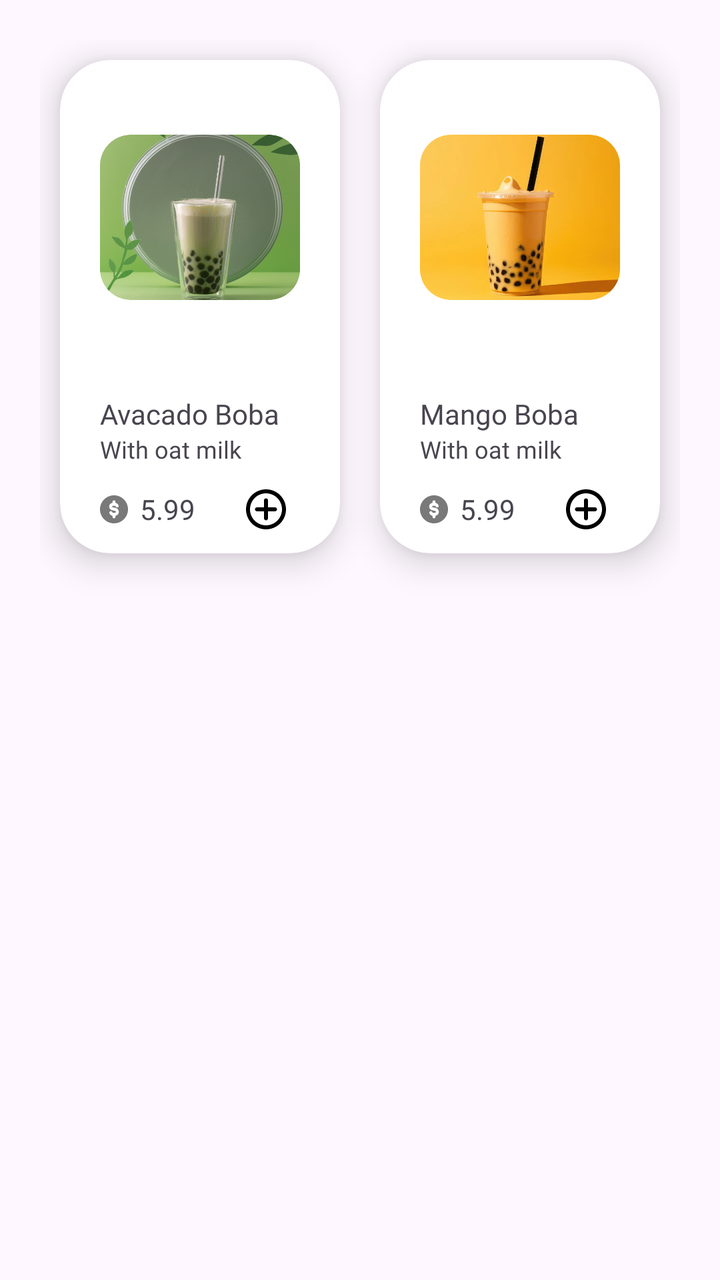
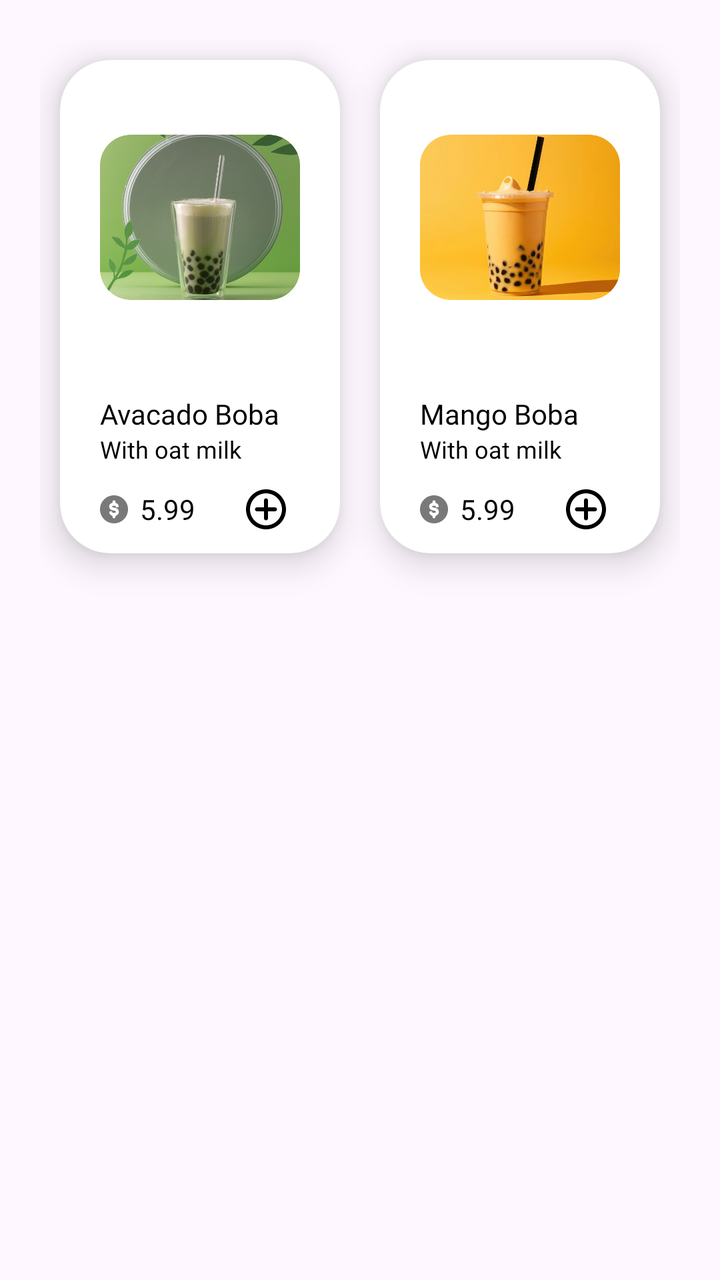

Compare the two renders of this Android layout. The source of the first and the diff that turns it into the second are given below.
<!-- AndroidManifest.xml: application theme Theme.Coffeeshop -->
<!-- res/layout/fragment_boba.xml -->
<?xml version="1.0" encoding="utf-8"?>
<RelativeLayout xmlns:android="http://schemas.android.com/apk/res/android"
    xmlns:tools="http://schemas.android.com/tools"
    xmlns:app="http://schemas.android.com/apk/res-auto"
    android:layout_width="match_parent"
    android:layout_height="match_parent"
    tools:context=".User.CoffeeFragments.BobaFragment">

    <ScrollView
        android:layout_width="match_parent"
        android:layout_height="match_parent"
        android:padding="20dp"
        android:clipToPadding="false">

        <LinearLayout
            android:clipToPadding="false"
            android:layout_width="match_parent"
            android:layout_height="wrap_content"
            android:orientation="vertical">

            <LinearLayout
                android:clipToPadding="false"
                android:layout_width="match_parent"
                android:layout_height="wrap_content"
                android:orientation="horizontal"
                android:paddingBottom="20dp">

                <androidx.cardview.widget.CardView
                    android:layout_width="0dp"
                    android:layout_height="wrap_content"
                    android:layout_margin="10dp"
                    android:layout_weight="1"
                    app:cardCornerRadius="25dp"
                    app:cardElevation="10dp">

                    <LinearLayout
                        android:layout_width="match_parent"
                        android:layout_height="wrap_content"
                        android:orientation="vertical"
                        android:paddingStart="20dp"
                        android:paddingEnd="20dp">

                        <ImageView
                            android:id="@+id/coffeeImageview"
                            android:layout_width="wrap_content"
                            android:layout_height="wrap_content"
                            android:layout_gravity="center"
                            android:src="@drawable/boba1" />

                        <TextView
                            android:id="@+id/coffeeName"
                            android:layout_width="match_parent"
                            android:layout_height="wrap_content"
                            android:fontFamily="@font/roboto"
                            android:paddingTop="10dp"
                            android:text="@string/avacadoBoba"
                            android:textSize="14sp" />

                        <TextView
                            android:id="@+id/milkName"
                            android:layout_width="match_parent"
                            android:layout_height="wrap_content"
                            android:fontFamily="@font/roboto"
                            android:text="@string/withOatMilk"
                            android:textSize="12sp" />

                        <RelativeLayout
                            android:layout_width="wrap_content"
                            android:layout_height="wrap_content"
                            android:paddingTop="10dp">

                            <ImageView
                                android:layout_width="wrap_content"
                                android:layout_height="wrap_content"
                                android:layout_alignParentStart="true"
                                android:layout_centerVertical="true"
                                android:src="@drawable/dollar_coin" />

                            <TextView
                                android:id="@+id/coffeePrice"
                                android:layout_width="wrap_content"
                                android:layout_height="wrap_content"
                                android:layout_centerVertical="true"
                                android:paddingStart="20dp"
                                android:paddingEnd="20dp"
                                android:text="@string/val5_99" />

                            <ImageView
                                android:id="@+id/addIcon1"
                                android:layout_width="wrap_content"
                                android:layout_height="wrap_content"
                                android:layout_alignParentEnd="true"
                                android:layout_centerVertical="true"
                                android:padding="5dp"
                                android:src="@drawable/add_circle"
                                android:clickable="true"
                                android:focusable="true"/>
                        </RelativeLayout>
                    </LinearLayout>
                </androidx.cardview.widget.CardView>

                <androidx.cardview.widget.CardView
                    android:layout_width="0dp"
                    android:layout_height="wrap_content"
                    android:layout_margin="10dp"
                    android:layout_weight="1"
                    app:cardCornerRadius="25dp"
                    app:cardElevation="10dp">

                    <LinearLayout
                        android:layout_width="match_parent"
                        android:layout_height="wrap_content"
                        android:orientation="vertical"
                        android:paddingStart="20dp"
                        android:paddingEnd="20dp">

                        <ImageView
                            android:id="@+id/coffeeImageviewRight"
                            android:layout_width="wrap_content"
                            android:layout_height="wrap_content"
                            android:layout_gravity="center"
                            android:src="@drawable/mangoboba_1__1_" />

                        <TextView
                            android:layout_width="match_parent"
                            android:layout_height="wrap_content"
                            android:fontFamily="@font/roboto"
                            android:paddingTop="10dp"
                            android:text="@string/mangoBoba"
                            android:textSize="14sp" />

                        <TextView
                            android:layout_width="match_parent"
                            android:layout_height="wrap_content"
                            android:fontFamily="@font/roboto"
                            android:text="@string/withOatMilk"
                            android:textSize="12sp" />

                        <RelativeLayout
                            android:layout_width="wrap_content"
                            android:layout_height="wrap_content"
                            android:paddingTop="10dp">

                            <ImageView
                                android:layout_width="wrap_content"
                                android:layout_height="wrap_content"
                                android:layout_alignParentStart="true"
                                android:layout_centerVertical="true"
                                android:src="@drawable/dollar_coin" />

                            <TextView
                                android:layout_width="wrap_content"
                                android:layout_height="wrap_content"
                                android:layout_centerVertical="true"
                                android:paddingStart="20dp"
                                android:paddingEnd="20dp"
                                android:text="@string/val5_99" />

                            <ImageView
                                android:id="@+id/addIcon2"
                                android:layout_width="wrap_content"
                                android:layout_height="wrap_content"
                                android:layout_alignParentEnd="true"
                                android:layout_centerVertical="true"
                                android:padding="5dp"
                                android:src="@drawable/add_circle"
                                android:clickable="true"
                                android:focusable="true"/>
                        </RelativeLayout>
                    </LinearLayout>
                </androidx.cardview.widget.CardView>

            </LinearLayout>

            

        </LinearLayout>
    </ScrollView>

</RelativeLayout>
<!-- resources referenced by this layout -->
<resources>
  <!-- drawable add_circle (drawable) -->
  <vector xmlns:android="http://schemas.android.com/apk/res/android"
      android:width="24dp"
      android:height="24dp"
      android:viewportWidth="24"
      android:viewportHeight="24">
    <path
        android:pathData="M13,7.5C13,6.948 12.552,6.5 12,6.5C11.448,6.5 11,6.948 11,7.5H13ZM11,16.5C11,17.052 11.448,17.5 12,17.5C12.552,17.5 13,17.052 13,16.5H11ZM16.5,13C17.052,13 17.5,12.552 17.5,12C17.5,11.448 17.052,11 16.5,11V13ZM7.5,11C6.948,11 6.5,11.448 6.5,12C6.5,12.552 6.948,13 7.5,13V11ZM20,12C20,16.418 16.418,20 12,20V22C17.523,22 22,17.523 22,12H20ZM12,20C7.582,20 4,16.418 4,12H2C2,17.523 6.477,22 12,22V20ZM4,12C4,7.582 7.582,4 12,4V2C6.477,2 2,6.477 2,12H4ZM12,4C16.418,4 20,7.582 20,12H22C22,6.477 17.523,2 12,2V4ZM11,7.5L11,12H13L13,7.5H11ZM11,12V16.5H13V12H11ZM16.5,11H12V13H16.5V11ZM12,11H7.5V13H12V11Z"
        android:fillColor="#000000"/>
  </vector>
  <!-- drawable boba1: png bitmap (drawable-nodpi, 373003 bytes) -->
  <!-- drawable dollar_coin (drawable) -->
  <vector xmlns:android="http://schemas.android.com/apk/res/android"
      android:width="14dp"
      android:height="14dp"
      android:viewportWidth="14"
      android:viewportHeight="14">
    <group>
      <clip-path
          android:pathData="M0,0h14v14h-14z"/>
      <path
          android:pathData="M14,7C14,10.866 10.866,14 7,14C3.134,14 0,10.866 0,7C0,3.134 3.134,0 7,0C10.866,0 14,3.134 14,7ZM7.75,3.25C7.75,2.836 7.414,2.5 7,2.5C6.586,2.5 6.25,2.836 6.25,3.25V3.76C5.313,3.86 4.583,4.653 4.583,5.616C4.583,6.493 5.194,7.251 6.05,7.438L7.524,7.761C7.753,7.811 7.917,8.014 7.917,8.25C7.917,8.526 7.692,8.75 7.417,8.75H6.583C6.367,8.75 6.181,8.612 6.112,8.417C5.974,8.026 5.545,7.821 5.155,7.96C4.764,8.098 4.559,8.526 4.697,8.917C4.936,9.591 5.526,10.101 6.25,10.222V10.75C6.25,11.164 6.586,11.5 7,11.5C7.414,11.5 7.75,11.164 7.75,10.75V10.222C8.696,10.064 9.417,9.24 9.417,8.25C9.417,7.31 8.762,6.496 7.844,6.295L6.371,5.973C6.203,5.936 6.083,5.788 6.083,5.616C6.083,5.414 6.247,5.25 6.449,5.25H7.417C7.565,5.25 7.697,5.313 7.79,5.417C7.833,5.465 7.867,5.522 7.888,5.583C8.026,5.974 8.455,6.178 8.845,6.04C9.236,5.902 9.441,5.474 9.303,5.083C9.215,4.834 9.079,4.608 8.907,4.416C8.612,4.087 8.207,3.855 7.75,3.778V3.25Z"
          android:fillColor="#797979"
          android:fillType="evenOdd"/>
    </group>
  </vector>
  <!-- drawable mangoboba_1__1_: png bitmap (drawable-nodpi, 143942 bytes) -->
  <string name="avacadoBoba">Avacado Boba</string>
  <string name="mangoBoba">Mango Boba</string>
  <string name="val5_99">5.99</string>
  <string name="withOatMilk">With oat milk</string>
  <style name="Theme.Coffeeshop" parent="Base.Theme.Coffeeshop" />
  <style name="Base.Theme.Coffeeshop" parent="Theme.Material3.DayNight.NoActionBar">
          
          
          <item name="colorPrimary">@color/colorPrimary</item>
          <item name="colorSecondary">@color/colorSecondary</item>
      </style>
  <color name="colorPrimary">#967259</color>
  <color name="colorSecondary">#ECE0D1</color>
</resources>

<!-- the commit's change to res/layout/fragment_boba.xml (unified diff, before → after) -->
@@ -26,6 +26,7 @@
                 android:paddingBottom="20dp">
 
                 <androidx.cardview.widget.CardView
+                    style="@style/CustomCardStyle"
                     android:layout_width="0dp"
                     android:layout_height="wrap_content"
                     android:layout_margin="10dp"
@@ -34,6 +35,7 @@
                     app:cardElevation="10dp">
 
                     <LinearLayout
+                        android:theme="@style/CardTextStyle"
                         android:layout_width="match_parent"
                         android:layout_height="wrap_content"
                         android:orientation="vertical"
@@ -91,15 +93,16 @@
                                 android:layout_height="wrap_content"
                                 android:layout_alignParentEnd="true"
                                 android:layout_centerVertical="true"
+                                android:clickable="true"
+                                android:focusable="true"
                                 android:padding="5dp"
-                                android:src="@drawable/add_circle"
-                                android:clickable="true"
-                                android:focusable="true"/>
+                                android:src="@drawable/add_circle" />
                         </RelativeLayout>
                     </LinearLayout>
                 </androidx.cardview.widget.CardView>
 
                 <androidx.cardview.widget.CardView
+                    style="@style/CustomCardStyle"
                     android:layout_width="0dp"
                     android:layout_height="wrap_content"
                     android:layout_margin="10dp"
@@ -108,6 +111,7 @@
                     app:cardElevation="10dp">
 
                     <LinearLayout
+                        android:theme="@style/CardTextStyle"
                         android:layout_width="match_parent"
                         android:layout_height="wrap_content"
                         android:orientation="vertical"
<!-- resource entries referenced after the edit -->
@@ -31,14 +31,29 @@
   <string name="mangoBoba">Mango Boba</string>
   <string name="val5_99">5.99</string>
   <string name="withOatMilk">With oat milk</string>
+  <style name="CardTextStyle">
+          <item name="android:textColor">@color/black</item> 
+      </style>
+  <style name="CustomCardStyle" parent="Widget.MaterialComponents.CardView">
+          <item name="cardBackgroundColor">@color/white</item>
+      </style>
   <style name="Theme.Coffeeshop" parent="Base.Theme.Coffeeshop" />
+  <color name="black">#FF000000</color>
+  <color name="white">#FFFFFFFF</color>
   <style name="Base.Theme.Coffeeshop" parent="Theme.Material3.DayNight.NoActionBar">
           
           
           <item name="colorPrimary">@color/colorPrimary</item>
           <item name="colorSecondary">@color/colorSecondary</item>
+          <item name="android:textColor">@color/black</item>
+          <item name="materialButtonStyle">@style/CustomButtonStyle</item>
+  
       </style>
   <color name="colorPrimary">#967259</color>
   <color name="colorSecondary">#ECE0D1</color>
+  <style name="CustomButtonStyle" parent="Widget.Material3.Button">
+          <item name="android:textColor">@color/white</item>
+          <item name="android:backgroundTint">@color/colorPrimary</item>
+      </style>
 </resources>
 
